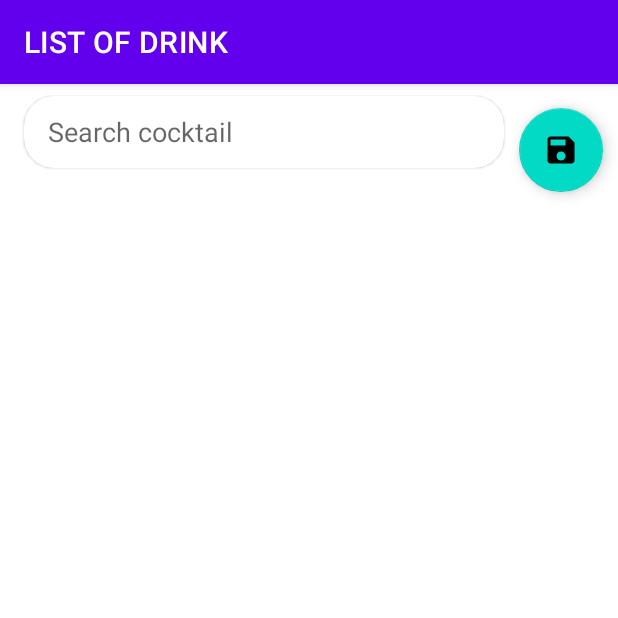
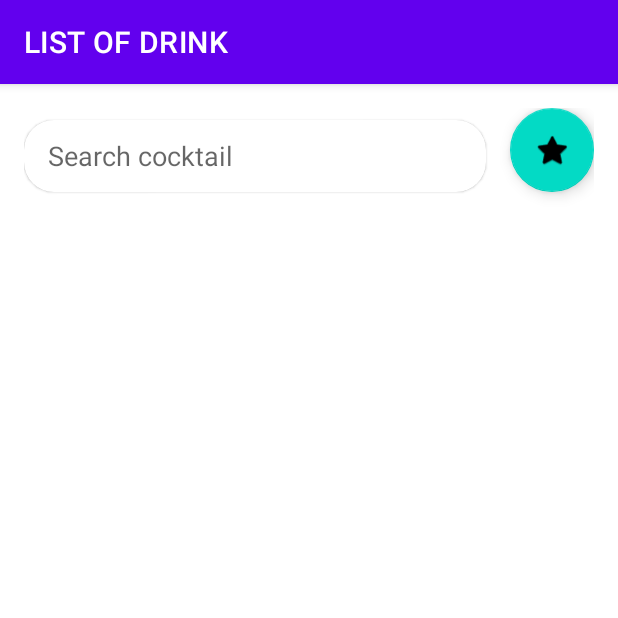
Before and after one commit to felixrp74/drink, an Android app: the screen it shows after launch (MainActivity), on a phone screen of 412 x 824 dp, the top half of it. Run offline under Robolectric (Android 15) with nearby library versions, the phone set to English and light mode, and no system bars; our stand-ins replace Room's generated code, navigation-ui; 1 statement that could not run was skipped.

Commit message:
interfaz main activity to relative layout

```diff
--- a/app/build.gradle
+++ b/app/build.gradle
@@ -12,8 +12,8 @@ android {
         applicationId "com.example.drinks"
         minSdk 23
         targetSdk 32
-        versionCode 1
-        versionName "1.0"
+        versionCode 2
+        versionName "1.1"
 
         testInstrumentationRunner "androidx.test.runner.AndroidJUnitRunner"
     }
--- a/app/src/main/res/layout/fragment_main.xml
+++ b/app/src/main/res/layout/fragment_main.xml
@@ -1,32 +1,24 @@
 <?xml version="1.0" encoding="utf-8"?>
-<androidx.constraintlayout.widget.ConstraintLayout xmlns:android="http://schemas.android.com/apk/res/android"
+<RelativeLayout xmlns:android="http://schemas.android.com/apk/res/android"
     xmlns:app="http://schemas.android.com/apk/res-auto"
     xmlns:tools="http://schemas.android.com/tools"
     android:layout_width="match_parent"
     android:layout_height="match_parent"
+    android:padding="16dp"
     tools:context=".ui.MainFragment">
 
-    <com.google.android.material.floatingactionbutton.FloatingActionButton
-        android:id="@+id/btnFavoriteDrinks"
-        android:layout_width="wrap_content"
-        android:layout_height="wrap_content"
-        android:layout_margin="@dimen/margin_normal"
-        android:src="@drawable/ic_baseline_save_24"
-        app:layout_constraintEnd_toEndOf="parent"
-        app:layout_constraintHorizontal_bias="0.5"
-        app:layout_constraintStart_toEndOf="@+id/searchViewCard"
-        app:layout_constraintTop_toTopOf="parent"
-        tools:ignore="ContentDescription" />
 
     <com.google.android.material.card.MaterialCardView
         android:id="@+id/searchViewCard"
         android:layout_width="0dp"
         android:layout_height="wrap_content"
-        android:layout_marginHorizontal="@dimen/margin_normal"
+        android:layout_marginEnd="@dimen/margin_normal"
         android:layout_marginVertical="@dimen/margin_small"
         app:cardCornerRadius="@dimen/search_view_radius"
-        app:layout_constraintStart_toStartOf="parent"
-        app:layout_constraintTop_toTopOf="parent">
+        android:layout_alignParentTop="true"
+        android:layout_alignParentStart="true"
+        android:layout_toStartOf="@+id/btnFavoriteDrinks"
+        >
 
         <SearchView
             android:id="@+id/searchView"
@@ -41,14 +33,20 @@
 
     </com.google.android.material.card.MaterialCardView>
 
+
+    <com.google.android.material.floatingactionbutton.FloatingActionButton
+        android:id="@+id/btnFavoriteDrinks"
+        android:layout_width="wrap_content"
+        android:layout_height="wrap_content"
+        android:src="@android:drawable/btn_star"
+        android:layout_alignParentEnd="true"
+        android:layout_alignParentTop="true"
+        tools:ignore="ContentDescription" />
+
     <include
         android:id="@+id/empty_container"
         layout="@layout/empty_container"
-        android:visibility="gone"
-        app:layout_constraintBottom_toBottomOf="parent"
-        app:layout_constraintEnd_toEndOf="parent"
-        app:layout_constraintStart_toStartOf="parent"
-        app:layout_constraintTop_toBottomOf="@+id/pbCircle" />
+        android:visibility="gone"  />
 
 
     <RelativeLayout
@@ -70,13 +68,10 @@
 
     <androidx.swiperefreshlayout.widget.SwipeRefreshLayout
         android:id="@+id/swipe"
-        android:layout_width="wrap_content"
+        android:layout_width="match_parent"
         android:layout_height="wrap_content"
-        android:layout_marginTop="32dp"
-        app:layout_constraintEnd_toEndOf="parent"
-        app:layout_constraintHorizontal_bias="0.0"
-        app:layout_constraintStart_toStartOf="parent"
-        app:layout_constraintTop_toBottomOf="@+id/searchViewCard">
+        android:layout_below="@+id/searchViewCard"
+        >
 
         <androidx.recyclerview.widget.RecyclerView
             android:id="@+id/rvDrink"
@@ -87,4 +82,6 @@
     </androidx.swiperefreshlayout.widget.SwipeRefreshLayout>
 
 
-</androidx.constraintlayout.widget.ConstraintLayout>
+
+
+</RelativeLayout>
```
